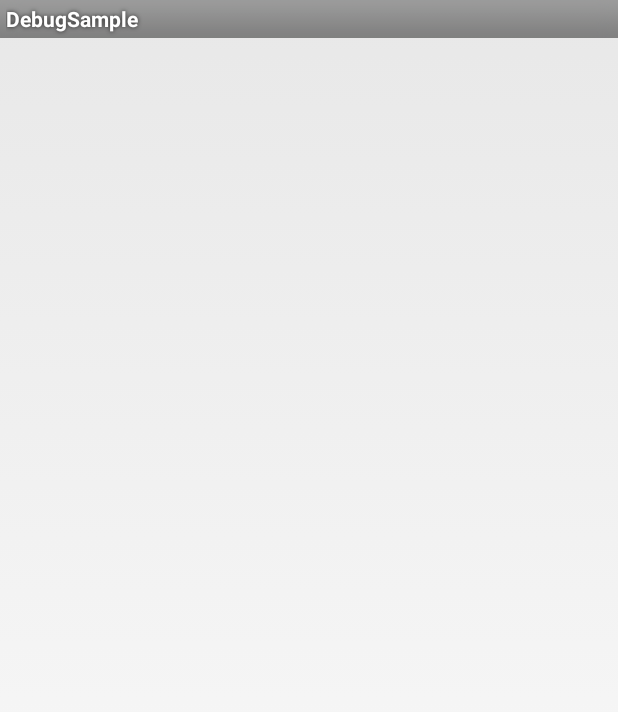
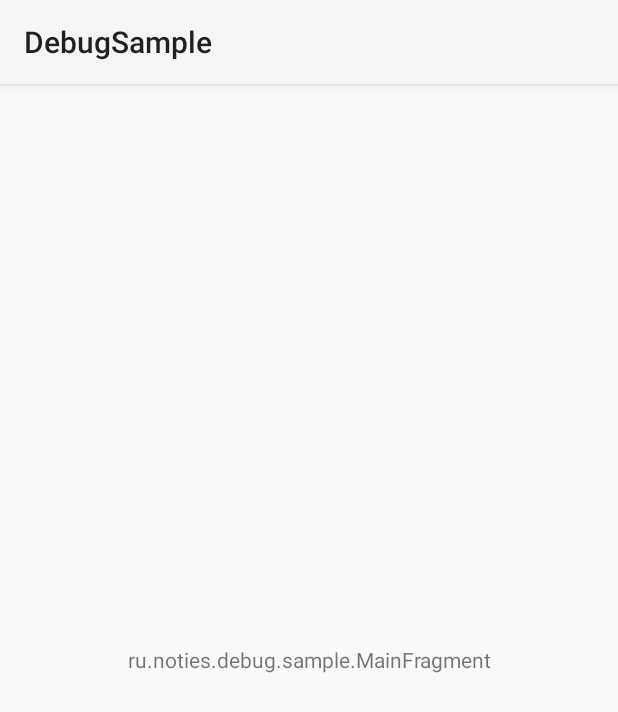
Before and after one commit to noties/Debug, an Android app: the screen it shows after launch (MainActivity), on a phone screen of 412 x 824 dp. Shown: the top 712 px of the screen. Run offline under Robolectric (Android 15) with nearby library versions, the phone set to English and light mode, and no system bars.

```diff
--- a/gradle.properties
+++ b/gradle.properties
@@ -17,8 +17,6 @@
 # http://www.gradle.org/docs/current/userguide/multi_project_builds.html#sec:decoupled_projects
 # org.gradle.parallel=true
 
-VERSION_NAME=1.1.3
-VERSION_CODE=5
 GROUP=ru.noties
 POM_DESCRIPTION=Library for easy Android logging
 POM_URL=https://github.com/noties/Debug
--- a/lib/gradle.properties
+++ b/lib/gradle.properties
@@ -1,3 +1,7 @@
+
+VERSION_NAME=2.0.0
+VERSION_CODE=6
+
 POM_NAME=Debug Library
 POM_ARTIFACT_ID=debug
 POM_PACKAGING=aar
--- a/lib/src/main/java/ru/noties/debug/out/DebugOutputFacade.java
+++ b/lib/src/main/java/ru/noties/debug/out/DebugOutputFacade.java
@@ -29,7 +29,9 @@ public class DebugOutputFacade implements DebugOutput {
     public void log(Level level, Throwable throwable, String tag, String message) {
         //noinspection ForLoopReplaceableByForEach
         for (int i = 0, size = outputs.length; i < size; i++) {
-            outputs[i].log(level, throwable, tag, message);
+            if (outputs[i].isDebug()) {
+                outputs[i].log(level, throwable, tag, message);
+            }
         }
     }
 
--- a/library-ui/build.gradle
+++ b/library-ui/build.gradle
@@ -23,3 +23,5 @@ dependencies {
     compile 'com.android.support:support-v4:22.2.0'
     compile 'ru.noties:storm:1.0.3'
 }
+
+apply from: 'https://raw.githubusercontent.com/chrisbanes/gradle-mvn-push/master/gradle-mvn-push.gradle'
--- a/library-ui/src/main/res/layout/adapter_log_item.xml
+++ b/library-ui/src/main/res/layout/adapter_log_item.xml
@@ -5,5 +5,6 @@
     android:layout_height="wrap_content"
     android:padding="8dip"
     android:textColor="#FFeeeeee"
+    android:textIsSelectable="true"
     android:textAppearance="?android:attr/textAppearanceSmall"
     android:id="@+id/debug_ui_adapter_text" />
--- a/library-ui/src/main/res/values/colors.xml
+++ b/library-ui/src/main/res/values/colors.xml
@@ -2,5 +2,6 @@
 <resources>
 
     <color name="debug_text_color_main">#FFeeeeee</color>
+    <color name="debug_text_color_hint">#80eeeeee</color>
     <color name="debug_text_color_level_error">#FFff6653</color>
 </resources>
--- /dev/null
+++ b/library-ui/src/main/res/values/dimens.xml
@@ -0,0 +1,4 @@
+<?xml version="1.0" encoding="utf-8"?>
+<resources>
+    <dimen name="debug_pop_up_window_width">82dip</dimen>
+</resources>
--- a/sample/build.gradle
+++ b/sample/build.gradle
@@ -24,7 +24,8 @@ android {
 }
 
 dependencies {
-    compile fileTree(dir: 'libs', include: ['*.jar'])
-    compile project(":lib")
+    compile fileTree(include: ['*.jar'], dir: 'libs')
+    compile project(':lib')
     compile project(':library-ui')
+    compile 'com.android.support:appcompat-v7:22.2.0'
 }
--- a/sample/src/main/java/ru/noties/debug/sample/MainActivity.java
+++ b/sample/src/main/java/ru/noties/debug/sample/MainActivity.java
@@ -1,7 +1,7 @@
 package ru.noties.debug.sample;
 
-import android.app.Activity;
 import android.os.Bundle;
+import android.support.v7.app.AppCompatActivity;
 
 import java.util.Random;
 
@@ -9,12 +9,19 @@ import ru.noties.debug.Debug;
 import ru.noties.debug.Timer;
 import ru.noties.debug.TimerType;
 
-public class MainActivity extends Activity {
+public class MainActivity extends AppCompatActivity {
 
     @Override
     protected void onCreate(Bundle savedInstanceState) {
         super.onCreate(savedInstanceState);
         setContentView(R.layout.activity_main);
+
+        if (savedInstanceState == null) {
+            getSupportFragmentManager()
+                    .beginTransaction()
+                    .add(R.id.content, new MainFragment())
+                    .commit();
+        }
 
         // Trace current method calls chain
         Debug.trace(100);
--- /dev/null
+++ b/sample/src/main/java/ru/noties/debug/sample/MainFragment.java
@@ -0,0 +1,23 @@
+package ru.noties.debug.sample;
+
+import android.os.Bundle;
+import android.support.v4.app.Fragment;
+import android.view.Gravity;
+import android.view.LayoutInflater;
+import android.view.View;
+import android.view.ViewGroup;
+import android.widget.TextView;
+
+/**
+ * Created by Dimitry Ivanov on 29.06.2015.
+ */
+public class MainFragment extends Fragment {
+
+    @Override
+    public View onCreateView(LayoutInflater inflater, ViewGroup parent, Bundle sis) {
+        final TextView textView = new TextView(inflater.getContext());
+        textView.setText(getClass().getCanonicalName());
+        textView.setGravity(Gravity.CENTER);
+        return textView;
+    }
+}
--- a/sample/src/main/res/layout/activity_main.xml
+++ b/sample/src/main/res/layout/activity_main.xml
@@ -1,11 +1,9 @@
-<RelativeLayout xmlns:android="http://schemas.android.com/apk/res/android"
+
+
+<FrameLayout
+    xmlns:android="http://schemas.android.com/apk/res/android"
     xmlns:tools="http://schemas.android.com/tools"
     android:layout_width="match_parent"
     android:layout_height="match_parent"
-    android:paddingLeft="@dimen/activity_horizontal_margin"
-    android:paddingRight="@dimen/activity_horizontal_margin"
-    android:paddingTop="@dimen/activity_vertical_margin"
-    android:paddingBottom="@dimen/activity_vertical_margin"
-    tools:context=".MainActivity">
-
-</RelativeLayout>
+    android:id="@+id/content"
+    tools:context=".MainActivity"/>
--- a/sample/src/main/res/values/styles.xml
+++ b/sample/src/main/res/values/styles.xml
@@ -1,7 +1,7 @@
 <resources>
 
     <!-- Base application theme. -->
-    <style name="AppTheme" parent="android:Theme.Light">
+    <style name="AppTheme" parent="Theme.AppCompat.Light">
         <!-- Customize your theme here. -->
     </style>
 
```
Also changed, not shown: lib/build.gradle (+1 -8 lines), library-ui/gradle.properties (added, +7 -0 lines), library-ui/src/main/java/ru/noties/debug/ui/UIFragment.java (+14 -12 lines), library-ui/src/main/java/ru/noties/debug/ui/UIFragmentCompat.java (+14 -1 lines), library-ui/src/main/java/ru/noties/debug/ui/UIFragmentView.java (+31 -6 lines), library-ui/src/main/java/ru/noties/debug/ui/UIPrefs.java (added, +46 -0 lines), library-ui/src/main/res/layout/fragment_view.xml (+6 -1 lines).
